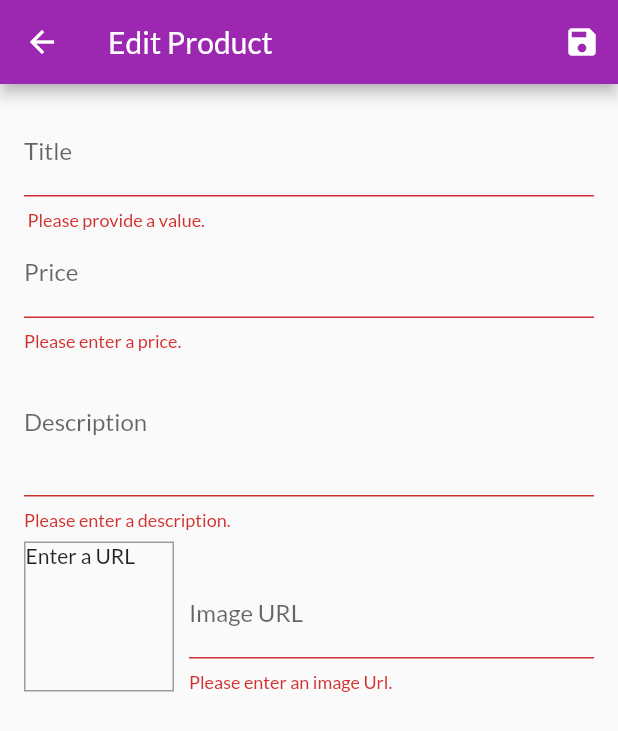
After one commit to martinez96carlos/fluttercourseapp4, a Flutter app: the EditProductScreen screen opened by its route, after a tap on the "save" icon, on a phone screen of 412 x 824 dp. The commit adds this screen. Shown: the top 731 px of the screen. Run offline on Flutter 3.47's test engine with Material 2 defaults, Android fonts, the phone set to English and light mode, and no system bars; network calls fail.

Commit message:
Añadir productos finalizado

```diff
--- a/lib/main.dart
+++ b/lib/main.dart
@@ -9,10 +9,12 @@ import './providers/orders.dart';
 
 
 //Screens
+import './screens/user_products_screen.dart';
 import './screens/products_overview_screen.dart';
 import './screens/product_detail_screen.dart';
 import './screens/cart_screen.dart';
 import './screens/orders_screen.dart';
+import './screens/edit_product_screen.dart';
 
 void main() => runApp(MyApp());
 
@@ -43,6 +45,8 @@ class MyApp extends StatelessWidget {
           ProductDetailScreen.routeName: (ctx) => ProductDetailScreen(),
           CartScreen.routeName: (ctx) => CartScreen(),
           OrdersScreen.routeName: (ctx) => OrdersScreen(),
+          UserProductScreen.routeName: (ctx) => UserProductScreen(),
+          EditProductScreen.routeName: (ctx) => EditProductScreen(),
         },
       ),
     );
--- a/lib/providers/products.dart
+++ b/lib/providers/products.dart
@@ -1,4 +1,3 @@
-
 import 'package:flutter/material.dart';
 import './product.dart';
 
@@ -48,10 +47,10 @@ class Products with ChangeNotifier {
   }
 
   List<Product> get favoriteItems {
-    return _items.where((prodItem)=>prodItem.isFavorite).toList();
+    return _items.where((prodItem) => prodItem.isFavorite).toList();
   }
 
-  Product findById(String id){
+  Product findById(String id) {
     return _items.firstWhere((prod) => prod.id == id);
   }
 
@@ -63,8 +62,16 @@ class Products with ChangeNotifier {
   //   _showFavoritesOnly = false;
   //   notifyListeners();
   // }
-  void addProduct() {
-    // _items.add(value);
+  void addProduct(Product product) {
+    final newProduct = Product(
+      title: product.title,
+      description: product.description,
+      price: product.price,
+      imageUrl: product.imageUrl,
+      id: DateTime.now().toString(),
+    );
+    _items.add(newProduct);
+    // _items.insert(0,newProduct); // at the start of the list.
     notifyListeners();
   }
 }
--- /dev/null
+++ b/lib/screens/edit_product_screen.dart
@@ -0,0 +1,228 @@
+import 'package:flutter/material.dart';
+import 'package:provider/provider.dart';
+
+import '../providers/product.dart';
+import '../providers/products.dart';
+
+class EditProductScreen extends StatefulWidget {
+  static const routeName = '/edit-product';
+
+  @override
+  _EditProductScreenState createState() => _EditProductScreenState();
+}
+
+class _EditProductScreenState extends State<EditProductScreen> {
+  final _priceFocusNode = FocusNode();
+  final _descriptionFocusNode = FocusNode();
+  final _imageUrlController = TextEditingController();
+  final _imageUrlFocusNode = FocusNode();
+  final _form = GlobalKey<FormState>();
+  var _editedProduct = Product(
+    id: null,
+    title: '',
+    price: 0,
+    description: '',
+    imageUrl: '',
+  );
+
+  @override
+  void initState() {
+    _imageUrlFocusNode.addListener(_updateImageUrl);
+    super.initState();
+  }
+
+  @override
+  void dispose() {
+    _imageUrlFocusNode.removeListener(_updateImageUrl);
+    _priceFocusNode.dispose();
+    _descriptionFocusNode.dispose();
+    _imageUrlController.dispose();
+    _imageUrlFocusNode.dispose();
+    super.dispose();
+  }
+
+  void _updateImageUrl() {
+    if (!_imageUrlFocusNode.hasFocus) {
+        if(_imageUrlController.text.isEmpty ||
+          (!_imageUrlController.text.startsWith('http') &&
+          !_imageUrlController.text.startsWith('https')) ||
+          (!_imageUrlController.text.endsWith('jpg') &&
+          !_imageUrlController.text.endsWith('png') &&
+          !_imageUrlController.text.endsWith('jpeg'))){
+            return;
+        }
+      setState(() {});
+    }
+  }
+
+  void _saveForm() {
+    final isValid = _form.currentState.validate();
+    if( !isValid ){
+      return;
+    }
+    _form.currentState.save();
+    Provider.of<Products>(context, listen: false).addProduct(_editedProduct);
+    Navigator.of(context).pop();
+  }
+
+  @override
+  Widget build(BuildContext context) {
+    return Scaffold(
+      appBar: AppBar(
+        title: Text('Edit Product'),
+        actions: <Widget>[
+          IconButton(
+            icon: Icon(Icons.save),
+            onPressed: _saveForm,
+          ),
+        ],
+      ),
+      body: Padding(
+        padding: const EdgeInsets.all(16.0),
+        child: Form(
+          key: _form,
+          child: ListView(
+            children: <Widget>[
+              TextFormField(
+                decoration: InputDecoration(labelText: 'Title'),
+                textInputAction: TextInputAction.next,
+                onFieldSubmitted: (_) {
+                  FocusScope.of(context).requestFocus(_priceFocusNode);
+                },
+                validator: (value) {
+                  if(value.isEmpty){
+                    return ' Please provide a value.';
+                  }
+                  return null;
+                },
+                onSaved: (value) {
+                  _editedProduct = Product(
+                    title: value,
+                    price: _editedProduct.price,
+                    description: _editedProduct.description,
+                    imageUrl: _editedProduct.imageUrl,
+                    id: null,
+                  );
+                },
+              ),
+              TextFormField(
+                decoration: InputDecoration(labelText: 'Price'),
+                textInputAction: TextInputAction.next,
+                keyboardType: TextInputType.number,
+                focusNode: _priceFocusNode,
+                onFieldSubmitted: (_) {
+                  FocusScope.of(context).requestFocus(_descriptionFocusNode);
+                },
+                validator: (value) {
+                  if(value.isEmpty){
+                    return 'Please enter a price.';
+                  }
+                  if (double.tryParse(value) == null){
+                    return 'Please enter a valid number.';
+                  }
+                  if (double.parse(value) <= 0 ) {
+                    return 'Please enter a number greater than 0.';
+                  }
+                  return null;
+                },
+                onSaved: (value) {
+                  _editedProduct = Product(
+                    title: _editedProduct.title,
+                    price: double.parse(value),
+                    description: _editedProduct.description,
+                    imageUrl: _editedProduct.imageUrl,
+                    id: null,
+                  );
+                },
+              ),
+              TextFormField(
+                decoration: InputDecoration(labelText: 'Description'),
+                maxLines: 3,
+                keyboardType: TextInputType.multiline,
+                focusNode: _descriptionFocusNode,
+                validator: (value){
+                  if(value.isEmpty){
+                    return 'Please enter a description.';
+                  }
+                  if(value.length < 10){
+                    return 'Should be at least 10 characters long.';
+                  }
+                  return null;
+                },
+                onSaved: (value) {
+                  _editedProduct = Product(
+                    title: _editedProduct.title,
+                    price: _editedProduct.price,
+                    description: value,
+                    imageUrl: _editedProduct.imageUrl,
+                    id: null,
+                  );
+                },
+              ),
+              Row(
+                crossAxisAlignment: CrossAxisAlignment.end,
+                children: <Widget>[
+                  Container(
+                    width: 100,
+                    height: 100,
+                    margin: EdgeInsets.only(
+                      top: 8,
+                      right: 10,
+                    ),
+                    decoration: BoxDecoration(
+                      border: Border.all(
+                        width: 1,
+                        color: Colors.grey,
+                      ),
+                    ),
+                    child: _imageUrlController.text.isEmpty
+                        ? Text('Enter a URL')
+                        : FittedBox(
+                            child: Image.network(
+                              _imageUrlController.text,
+                              fit: BoxFit.cover,
+                            ),
+                          ),
+                  ),
+                  Expanded(
+                    child: TextFormField(
+                      decoration: InputDecoration(labelText: 'Image URL'),
+                      keyboardType: TextInputType.url,
+                      textInputAction: TextInputAction.done,
+                      controller: _imageUrlController,
+                      focusNode: _imageUrlFocusNode,
+                      onFieldSubmitted: (_) {
+                        _saveForm();
+                      },
+                      validator: (value){
+                        if(value.isEmpty){
+                          return 'Please enter an image Url.';
+                        }
+                        if(!value.startsWith('http') && !value.startsWith('https')){
+                          return 'Please enter a valid URL.';
+                        }
+                        if(!value.endsWith('jpg') && !value.endsWith('png') && !value.endsWith('jpeg') ){
+                          return 'Plase enter a valid image URL.';
+                        }
+                        return null;
+                      },
+                      onSaved: (value) {
+                        _editedProduct = Product(
+                          title: _editedProduct.title,
+                          price: _editedProduct.price,
+                          description: _editedProduct.description,
+                          imageUrl: value,
+                          id: null,
+                        );
+                      },
+                    ),
+                  ),
+                ],
+              )
+            ],
+          ),
+        ),
+      ),
+    );
+  }
+}
--- a/lib/widgets/app_drawer.dart
+++ b/lib/widgets/app_drawer.dart
@@ -2,6 +2,7 @@ import 'package:flutter/material.dart';
 import 'package:flutter_complete_guide/screens/orders_screen.dart';
 
 import '../screens/orders_screen.dart';
+import '../screens/user_products_screen.dart';
 
 class AppDrawer extends StatelessWidget {
   @override
@@ -29,6 +30,14 @@ class AppDrawer extends StatelessWidget {
               Navigator.of(context).pushReplacementNamed(OrdersScreen.routeName);
             },
           ),
+          Divider(),
+          ListTile(
+            leading: Icon(Icons.edit),
+            title: Text('Manage Product'),
+            onTap: () {
+              Navigator.of(context).pushReplacementNamed(UserProductScreen.routeName);
+            },
+          ),
         ],
       ),
     );
--- a/lib/widgets/product_item.dart
+++ b/lib/widgets/product_item.dart
@@ -36,7 +36,7 @@ class ProductItem extends StatelessWidget {
         footer: GridTileBar(
           backgroundColor: Colors.black87,
           leading: Consumer<Product>(
-              builder: (ctx,product,_) => IconButton(
+            builder: (ctx, product, _) => IconButton(
               icon: Icon(
                 product.isFavorite ? Icons.favorite : Icons.favorite_border,
               ),
@@ -57,6 +57,15 @@ class ProductItem extends StatelessWidget {
             ),
             onPressed: () {
               cart.addItem(product.id, product.price, product.title);
+              Scaffold.of(context).showSnackBar(
+                SnackBar(
+                  content: Text('Added ${product.title} to cart!', textAlign: TextAlign.center,),
+                  duration: Duration(seconds: 3),
+                  action: SnackBarAction(label: 'UNDO', onPressed: (){
+                    cart.removeSingleItem(product.id);
+                  }),
+                ),
+              );
             },
             color: Theme.of(context).accentColor,
           ),
```
Also changed, not shown: lib/providers/cart.dart (+27 -6 lines), lib/screens/user_products_screen.dart (added, +44 -0 lines), lib/widgets/cart_item.dart (+21 -0 lines), lib/widgets/user_product_item.dart (added, +35 -0 lines). Lines whose indentation alone changed are shown as unchanged.
